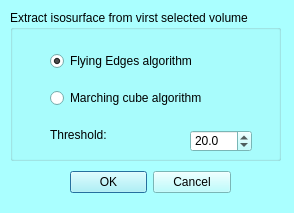
Before: the Qt Designer form MorphoDig/Qt/mqIsosurfaceDialog.ui in morphomuseum/MorphoDig, drawn with Qt 5.
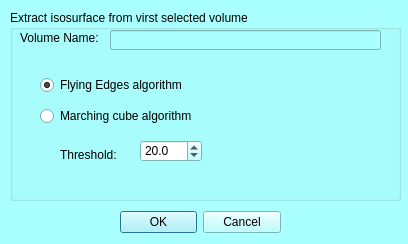
After: the same form once the commit is applied.

Commit message: isosurface continuation.

Diff of the .ui file:
```diff
--- a/MorphoDig/Qt/mqIsosurfaceDialog.ui
+++ b/MorphoDig/Qt/mqIsosurfaceDialog.ui
@@ -6,8 +6,8 @@
    <rect>
     <x>0</x>
     <y>0</y>
-    <width>294</width>
-    <height>213</height>
+    <width>408</width>
+    <height>244</height>
    </rect>
   </property>
   <property name="palette">
@@ -458,8 +458,8 @@
   <widget class="QWidget" name="layoutWidget">
    <property name="geometry">
     <rect>
-     <x>70</x>
-     <y>170</y>
+     <x>120</x>
+     <y>210</y>
      <width>161</width>
      <height>25</height>
     </rect>
@@ -482,8 +482,8 @@
     <rect>
      <x>10</x>
      <y>10</y>
-     <width>271</width>
-     <height>151</height>
+     <width>391</width>
+     <height>191</height>
     </rect>
    </property>
    <property name="title">
@@ -492,8 +492,8 @@
    <widget class="QLabel" name="label_6">
     <property name="geometry">
      <rect>
-      <x>40</x>
-      <y>110</y>
+      <x>50</x>
+      <y>130</y>
       <width>111</width>
       <height>31</height>
      </rect>
@@ -505,8 +505,8 @@
    <widget class="QDoubleSpinBox" name="threshold">
     <property name="geometry">
      <rect>
-      <x>180</x>
-      <y>120</y>
+      <x>130</x>
+      <y>130</y>
       <width>62</width>
       <height>22</height>
      </rect>
@@ -530,10 +530,10 @@
    <widget class="QWidget" name="verticalLayoutWidget">
     <property name="geometry">
      <rect>
-      <x>40</x>
-      <y>30</y>
-      <width>220</width>
-      <height>80</height>
+      <x>30</x>
+      <y>60</y>
+      <width>311</width>
+      <height>61</height>
      </rect>
     </property>
     <layout class="QVBoxLayout" name="verticalLayout">
@@ -557,6 +557,32 @@
     </layout>
    </widget>
   </widget>
+  <widget class="QLabel" name="label">
+   <property name="geometry">
+    <rect>
+     <x>20</x>
+     <y>30</y>
+     <width>91</width>
+     <height>16</height>
+    </rect>
+   </property>
+   <property name="text">
+    <string>Volume Name:</string>
+   </property>
+  </widget>
+  <widget class="QLineEdit" name="VolumeName">
+   <property name="enabled">
+    <bool>false</bool>
+   </property>
+   <property name="geometry">
+    <rect>
+     <x>110</x>
+     <y>30</y>
+     <width>271</width>
+     <height>20</height>
+    </rect>
+   </property>
+  </widget>
  </widget>
  <resources>
   <include location="../Icons/icons.qrc"/>
```
The commit also changes 7 other files.
